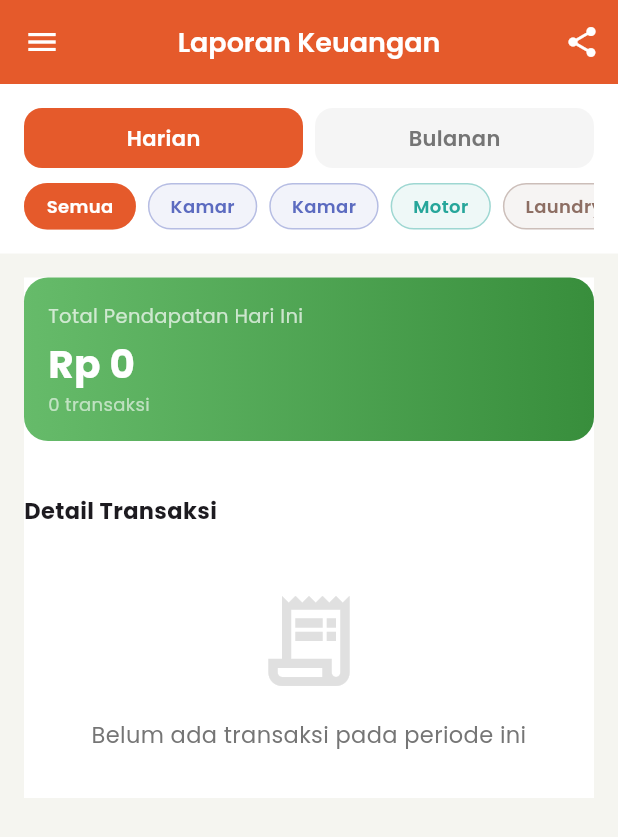
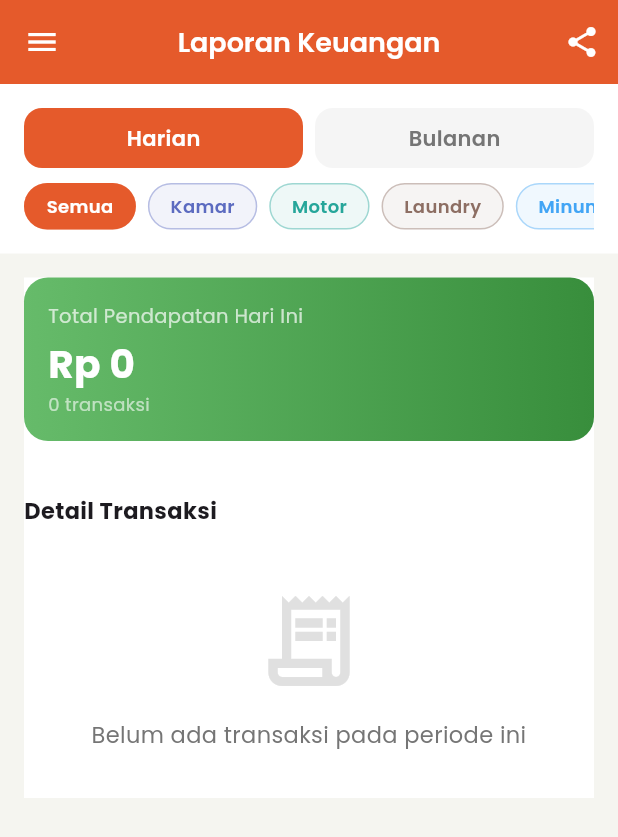
Before and after one commit to EdselGitHub/RnD, a Flutter app: the FinanceReportScreen screen opened by its route, on a phone screen of 412 x 824 dp. Shown: the top 837 px of the screen. Run offline on Flutter 3.47's test engine with Material 3 defaults, Android fonts, the phone set to English and light mode, and no system bars; our stand-ins replace cloud_firestore, firebase_auth, firebase_core, firebase_storage, fl_chart, flutter_riverpod and 5 more; accounts and stored records are empty.

Commit message:
perubahan finance

```diff
--- a/lib/features/finance/constants/finance_constants.dart
+++ b/lib/features/finance/constants/finance_constants.dart
@@ -3,7 +3,6 @@ import '../../../core/constants/app_constants.dart';
 
 class FinanceConstants {
   static const List<String> categories = [
-    'penjualan kamar',
     'kamar',
     'motor',
     'laundry',
--- a/lib/features/finance/providers/finance_provider.dart
+++ b/lib/features/finance/providers/finance_provider.dart
@@ -11,10 +11,14 @@ final financePeriodProvider =
 
 final financeCategoryFilterProvider = StateProvider<String?>((ref) => null);
 
+final financeSelectedDateProvider =
+    StateProvider<DateTime>((ref) => DateTime.now());
+
 final financeRecordsProvider = StreamProvider<List<FinanceRecordModel>>((ref) {
   final db = ref.watch(firestoreServiceProvider).db;
   final period = ref.watch(financePeriodProvider);
   final category = ref.watch(financeCategoryFilterProvider);
+  final selectedDate = ref.watch(financeSelectedDateProvider);
 
   final now = DateTime.now();
   DateTime start;
@@ -24,8 +28,8 @@ final financeRecordsProvider = StreamProvider<List<FinanceRecordModel>>((ref) {
     start = DateTime(now.year, now.month, now.day);
     end = start.add(const Duration(days: 1));
   } else {
-    start = DateTime(now.year, now.month, 1);
-    end = DateTime(now.year, now.month + 1, 1);
+    start = DateTime(selectedDate.year, selectedDate.month, 1);
+    end = DateTime(selectedDate.year, selectedDate.month + 1, 1);
   }
 
   final streamController = StreamController<List<FinanceRecordModel>>();
@@ -42,8 +46,18 @@ final financeRecordsProvider = StreamProvider<List<FinanceRecordModel>>((ref) {
         .where((r) {
           final inRange = r.tanggal.isAfter(start.subtract(const Duration(seconds: 1))) &&
               r.tanggal.isBefore(end);
-          final matchCategory = category == null ||
-              (category == 'pengeluaran' ? !r.isIncome : r.kategori == category);
+
+          final bool matchCategory;
+          if (category == null) {
+            matchCategory = true;
+          } else if (category == 'pengeluaran') {
+            matchCategory = !r.isIncome;
+          } else if (category == 'kamar') {
+            matchCategory = r.kategori == 'kamar' || r.kategori == 'penjualan kamar';
+          } else {
+            matchCategory = r.kategori == category;
+          }
+
           return inRange && matchCategory;
         })
         .toList()
@@ -73,7 +87,8 @@ final financeByCategory = Provider<AsyncValue<Map<String, double>>>((ref) {
     final Map<String, double> result = {};
     for (final r in records) {
       if (r.isIncome) {
-        result[r.kategori] = (result[r.kategori] ?? 0) + r.jumlah;
+        final key = r.kategori == 'penjualan kamar' ? 'kamar' : r.kategori;
+        result[key] = (result[key] ?? 0) + r.jumlah;
       }
     }
     return result;
--- a/lib/features/finance/screens/finance_report_screen.dart
+++ b/lib/features/finance/screens/finance_report_screen.dart
@@ -50,11 +50,14 @@ class _FinanceReportScreenState extends ConsumerState<FinanceReportScreen> {
   Widget build(BuildContext context) {
     final period = ref.watch(financePeriodProvider);
     final category = ref.watch(financeCategoryFilterProvider);
+    final selectedDate = ref.watch(financeSelectedDateProvider);
     final recordsAsync = ref.watch(financeRecordsProvider);
     final categoryAsync = ref.watch(financeByCategory);
     final currency =
         NumberFormat.currency(locale: 'id_ID', symbol: 'Rp ', decimalDigits: 0);
     final df = DateFormat('dd MMM yyyy', 'id_ID');
+
+    final now = DateTime.now();
 
     return Scaffold(
       appBar: AppBar(
@@ -92,9 +95,12 @@ class _FinanceReportScreenState extends ConsumerState<FinanceReportScreen> {
                       child: PeriodTab(
                         label: 'Harian',
                         isSelected: period == FinancePeriod.daily,
-                        onTap: () => ref
-                            .read(financePeriodProvider.notifier)
-                            .state = FinancePeriod.daily,
+                        onTap: () {
+                          ref.read(financePeriodProvider.notifier).state =
+                              FinancePeriod.daily;
+                          ref.read(financeSelectedDateProvider.notifier).state =
+                              DateTime.now();
+                        },
                       ),
                     ),
                     const SizedBox(width: 8),
@@ -109,6 +115,48 @@ class _FinanceReportScreenState extends ConsumerState<FinanceReportScreen> {
                     ),
                   ],
                 ),
+                if (period == FinancePeriod.monthly) ...[
+                  const SizedBox(height: 12),
+                  Row(
+                    mainAxisAlignment: MainAxisAlignment.spaceBetween,
+                    children: [
+                      IconButton(
+                        icon: const Icon(Icons.chevron_left, color: AppColors.primary),
+                        onPressed: () {
+                          final current = ref.read(financeSelectedDateProvider);
+                          ref.read(financeSelectedDateProvider.notifier).state =
+                              DateTime(current.year, current.month - 1, 1);
+                        },
+                      ),
+                      Text(
+                        DateFormat('MMMM yyyy', 'id_ID').format(selectedDate),
+                        style: const TextStyle(
+                          fontSize: 16,
+                          fontWeight: FontWeight.bold,
+                          color: Colors.black87,
+                        ),
+                      ),
+                      IconButton(
+                        icon: Icon(
+                          Icons.chevron_right,
+                          color: (selectedDate.year < now.year ||
+                                  (selectedDate.year == now.year &&
+                                      selectedDate.month < now.month))
+                              ? AppColors.primary
+                              : Colors.grey,
+                        ),
+                        onPressed: (selectedDate.year < now.year ||
+                                (selectedDate.year == now.year &&
+                                    selectedDate.month < now.month))
+                            ? () {
+                                ref.read(financeSelectedDateProvider.notifier).state =
+                                    DateTime(selectedDate.year, selectedDate.month + 1, 1);
+                              }
+                            : null,
+                      ),
+                    ],
+                  ),
+                ],
                 const SizedBox(height: 10),
                 SingleChildScrollView(
                   scrollDirection: Axis.horizontal,
```
